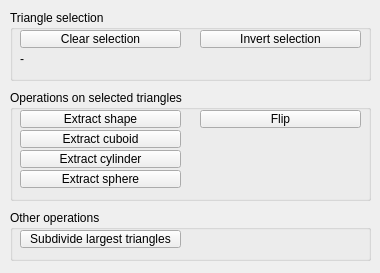
Above: ui/qdlgtriangleedit.ui from CoppeliaRobotics/coppeliaSimLib before the change. Below: the same form after it.
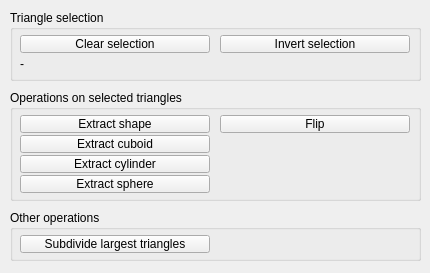
That is the form after the change.

The edit to the form file:
```diff
--- a/ui/qdlgtriangleedit.ui
+++ b/ui/qdlgtriangleedit.ui
@@ -6,7 +6,7 @@
    <rect>
     <x>0</x>
     <y>0</y>
-    <width>380</width>
+    <width>430</width>
     <height>273</height>
    </rect>
   </property>
@@ -21,7 +21,7 @@
     <rect>
      <x>10</x>
      <y>90</y>
-     <width>361</width>
+     <width>411</width>
      <height>111</height>
     </rect>
    </property>
@@ -35,8 +35,8 @@
     <property name="geometry">
      <rect>
       <x>10</x>
-      <y>80</y>
-      <width>161</width>
+      <y>85</y>
+      <width>190</width>
       <height>18</height>
      </rect>
     </property>
@@ -51,8 +51,8 @@
     <property name="geometry">
      <rect>
       <x>10</x>
-      <y>20</y>
-      <width>161</width>
+      <y>25</y>
+      <width>190</width>
       <height>18</height>
      </rect>
     </property>
@@ -67,8 +67,8 @@
     <property name="geometry">
      <rect>
       <x>10</x>
-      <y>40</y>
-      <width>161</width>
+      <y>45</y>
+      <width>190</width>
       <height>18</height>
      </rect>
     </property>
@@ -83,8 +83,8 @@
     <property name="geometry">
      <rect>
       <x>10</x>
-      <y>60</y>
-      <width>161</width>
+      <y>65</y>
+      <width>190</width>
       <height>18</height>
      </rect>
     </property>
@@ -98,9 +98,9 @@
    <widget class="QToolButton" name="qqFlip">
     <property name="geometry">
      <rect>
-      <x>190</x>
-      <y>20</y>
-      <width>161</width>
+      <x>210</x>
+      <y>25</y>
+      <width>190</width>
       <height>18</height>
      </rect>
     </property>
@@ -117,7 +117,7 @@
     <rect>
      <x>10</x>
      <y>210</y>
-     <width>361</width>
+     <width>411</width>
      <height>51</height>
     </rect>
    </property>
@@ -131,8 +131,8 @@
     <property name="geometry">
      <rect>
       <x>10</x>
-      <y>20</y>
-      <width>161</width>
+      <y>25</y>
+      <width>190</width>
       <height>18</height>
      </rect>
     </property>
@@ -149,7 +149,7 @@
     <rect>
      <x>10</x>
      <y>10</y>
-     <width>361</width>
+     <width>411</width>
      <height>71</height>
     </rect>
    </property>
@@ -163,8 +163,8 @@
     <property name="geometry">
      <rect>
       <x>10</x>
-      <y>20</y>
-      <width>161</width>
+      <y>25</y>
+      <width>190</width>
       <height>18</height>
      </rect>
     </property>
@@ -178,9 +178,9 @@
    <widget class="QToolButton" name="qqInvertSelection">
     <property name="geometry">
      <rect>
-      <x>190</x>
-      <y>20</y>
-      <width>161</width>
+      <x>210</x>
+      <y>25</y>
+      <width>190</width>
       <height>18</height>
      </rect>
     </property>
@@ -195,8 +195,8 @@
     <property name="geometry">
      <rect>
       <x>10</x>
-      <y>40</y>
-      <width>341</width>
+      <y>45</y>
+      <width>391</width>
       <height>18</height>
      </rect>
     </property>
```
